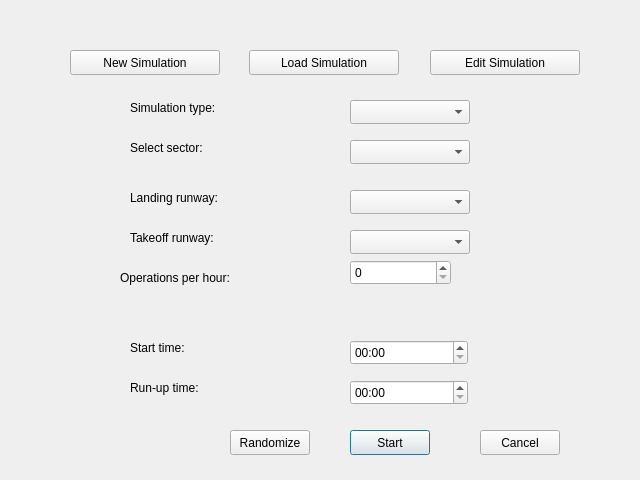
Before: the Qt Designer form ui/dialogmainmenu.ui in ignmiz/ATC_Console, drawn with Qt 5.
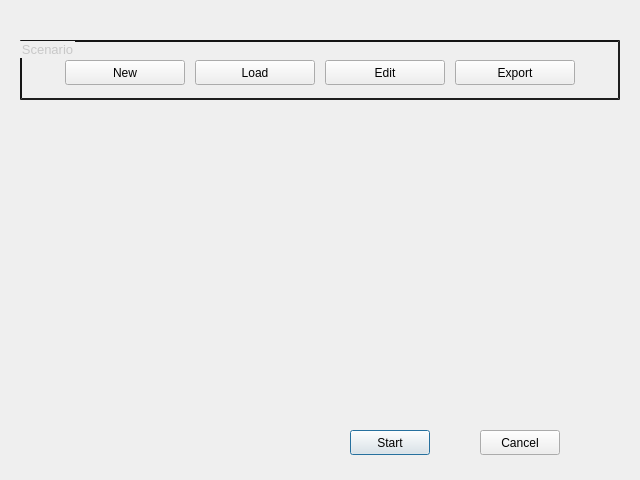
After: the same form once the commit is applied.

Diff of the .ui file:
```diff
--- a/ui/dialogmainmenu.ui
+++ b/ui/dialogmainmenu.ui
@@ -39,224 +39,80 @@
     <string>Cancel</string>
    </property>
   </widget>
-  <widget class="QLabel" name="labelSimulationType">
+  <widget class="QGroupBox" name="groupBox">
    <property name="geometry">
     <rect>
-     <x>130</x>
-     <y>100</y>
-     <width>150</width>
-     <height>16</height>
+     <x>20</x>
+     <y>40</y>
+     <width>600</width>
+     <height>60</height>
     </rect>
    </property>
-   <property name="text">
-    <string>Simulation type:</string>
+   <property name="styleSheet">
+    <string notr="true">QGroupBox
+{
+	color: #c8c8c8;
+	border-style: inset;
+	border-width: 2px;
+	border-color: #141414;
+	font: 13px;
+}</string>
    </property>
-  </widget>
-  <widget class="QLabel" name="labelSelectSector">
-   <property name="geometry">
-    <rect>
-     <x>130</x>
-     <y>140</y>
-     <width>150</width>
-     <height>16</height>
-    </rect>
+   <property name="title">
+    <string>Scenario</string>
    </property>
-   <property name="text">
-    <string>Select sector:</string>
-   </property>
-  </widget>
-  <widget class="QLabel" name="labelStartTime">
+   <widget class="QPushButton" name="buttonEditSimulation">
    <property name="geometry">
     <rect>
-     <x>130</x>
-     <y>340</y>
-     <width>150</width>
-     <height>16</height>
-    </rect>
-   </property>
-   <property name="text">
-    <string>Start time:</string>
-   </property>
-  </widget>
-  <widget class="QLabel" name="labelRunUpTime">
-   <property name="geometry">
-    <rect>
-     <x>130</x>
-     <y>380</y>
-     <width>150</width>
-     <height>16</height>
-    </rect>
-   </property>
-   <property name="text">
-    <string>Run-up time:</string>
-   </property>
-  </widget>
-  <widget class="QComboBox" name="comboSimulationType">
-   <property name="geometry">
-    <rect>
-     <x>350</x>
-     <y>100</y>
+      <x>305</x>
+      <y>20</y>
      <width>120</width>
-     <height>24</height>
-    </rect>
-   </property>
-  </widget>
-  <widget class="QComboBox" name="comboSelectSector">
-   <property name="geometry">
-    <rect>
-     <x>350</x>
-     <y>140</y>
-     <width>120</width>
-     <height>24</height>
-    </rect>
-   </property>
-  </widget>
-  <widget class="QTimeEdit" name="timeStartTime">
-   <property name="geometry">
-    <rect>
-     <x>350</x>
-     <y>340</y>
-     <width>118</width>
      <height>25</height>
     </rect>
    </property>
-   <property name="displayFormat">
-    <string>HH:mm</string>
-   </property>
-  </widget>
-  <widget class="QTimeEdit" name="timeRunUpTime">
-   <property name="geometry">
-    <rect>
-     <x>350</x>
-     <y>380</y>
-     <width>118</width>
-     <height>25</height>
-    </rect>
-   </property>
-   <property name="displayFormat">
-    <string>HH:mm</string>
-   </property>
-  </widget>
-  <widget class="QPushButton" name="buttonRandomize">
-   <property name="geometry">
-    <rect>
-     <x>230</x>
-     <y>430</y>
-     <width>80</width>
-     <height>25</height>
-    </rect>
-   </property>
    <property name="text">
-    <string>Randomize</string>
-   </property>
-  </widget>
-  <widget class="QLabel" name="labelOperations">
+     <string>Edit</string>
+    </property>
+   </widget>
+   <widget class="QPushButton" name="buttonExportSimulation">
    <property name="geometry">
     <rect>
-     <x>120</x>
-     <y>270</y>
-     <width>150</width>
-     <height>16</height>
-    </rect>
-   </property>
-   <property name="text">
-    <string>Operations per hour:</string>
-   </property>
-  </widget>
-  <widget class="QSpinBox" name="spinOperations">
-   <property name="geometry">
-    <rect>
-     <x>350</x>
-     <y>260</y>
-     <width>101</width>
+      <x>435</x>
+      <y>20</y>
+      <width>120</width>
      <height>25</height>
     </rect>
    </property>
-  </widget>
-  <widget class="QLabel" name="labelLandingRunway">
-   <property name="geometry">
-    <rect>
-     <x>130</x>
-     <y>190</y>
-     <width>150</width>
-     <height>16</height>
-    </rect>
-   </property>
    <property name="text">
-    <string>Landing runway:</string>
-   </property>
-  </widget>
-  <widget class="QLabel" name="labelTakeoffRunway">
-   <property name="geometry">
-    <rect>
-     <x>130</x>
-     <y>230</y>
-     <width>150</width>
-     <height>16</height>
-    </rect>
-   </property>
-   <property name="text">
-    <string>Takeoff runway:</string>
-   </property>
-  </widget>
-  <widget class="QComboBox" name="comboLandingRunway">
-   <property name="geometry">
-    <rect>
-     <x>350</x>
-     <y>190</y>
-     <width>120</width>
-     <height>24</height>
-    </rect>
-   </property>
-  </widget>
-  <widget class="QComboBox" name="comboTakeoffRunway">
-   <property name="geometry">
-    <rect>
-     <x>350</x>
-     <y>230</y>
-     <width>120</width>
-     <height>24</height>
-    </rect>
+     <string>Export</string>
    </property>
   </widget>
   <widget class="QPushButton" name="buttonNewSimulation">
    <property name="geometry">
     <rect>
-     <x>70</x>
-     <y>50</y>
-     <width>150</width>
+      <x>45</x>
+      <y>20</y>
+      <width>120</width>
      <height>25</height>
     </rect>
    </property>
    <property name="text">
-    <string>New Simulation</string>
+     <string>New</string>
    </property>
   </widget>
   <widget class="QPushButton" name="buttonLoadSimulaiton">
    <property name="geometry">
     <rect>
-     <x>249</x>
-     <y>50</y>
-     <width>150</width>
+      <x>175</x>
+      <y>20</y>
+      <width>120</width>
      <height>25</height>
     </rect>
    </property>
    <property name="text">
-    <string>Load Simulation</string>
-   </property>
-  </widget>
-  <widget class="QPushButton" name="buttonEditSimulation">
-   <property name="geometry">
-    <rect>
-     <x>430</x>
-     <y>50</y>
-     <width>150</width>
-     <height>25</height>
-    </rect>
-   </property>
-   <property name="text">
-    <string>Edit Simulation</string>
-   </property>
+     <string>Load</string>
+    </property>
+   </widget>
   </widget>
  </widget>
  <resources/>
```
Lines whose indentation alone changed are shown as unchanged.
